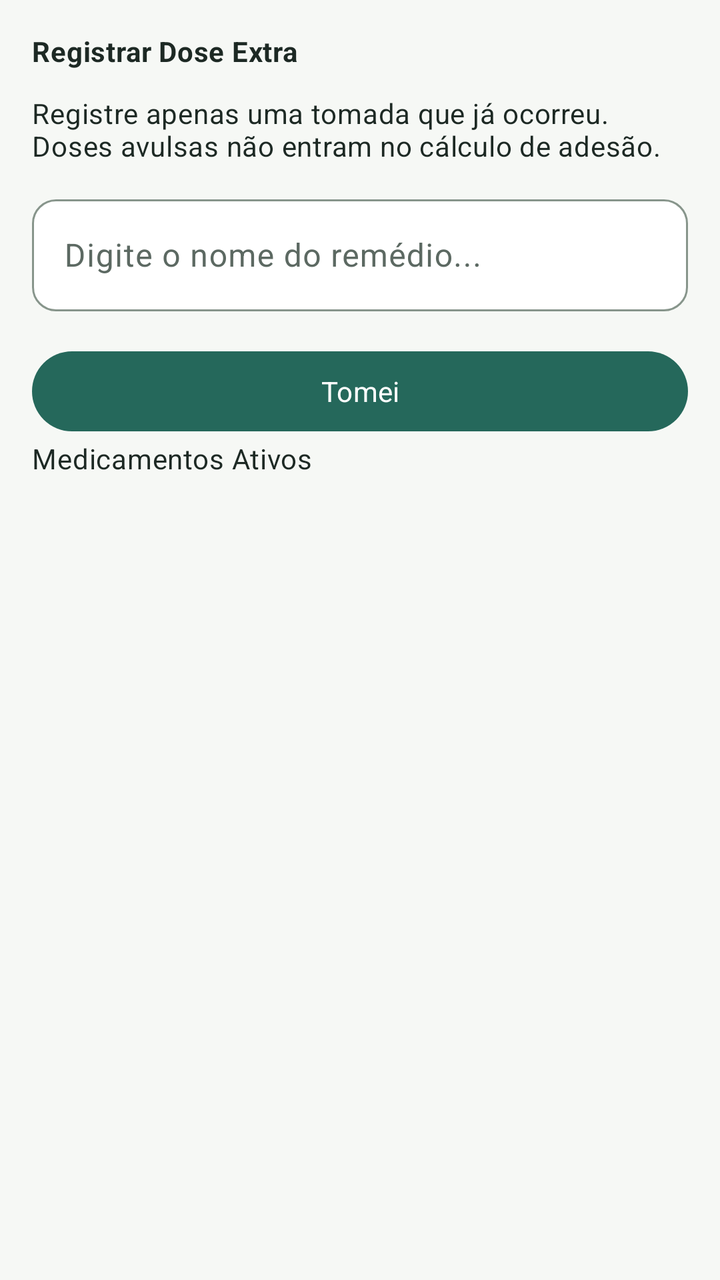
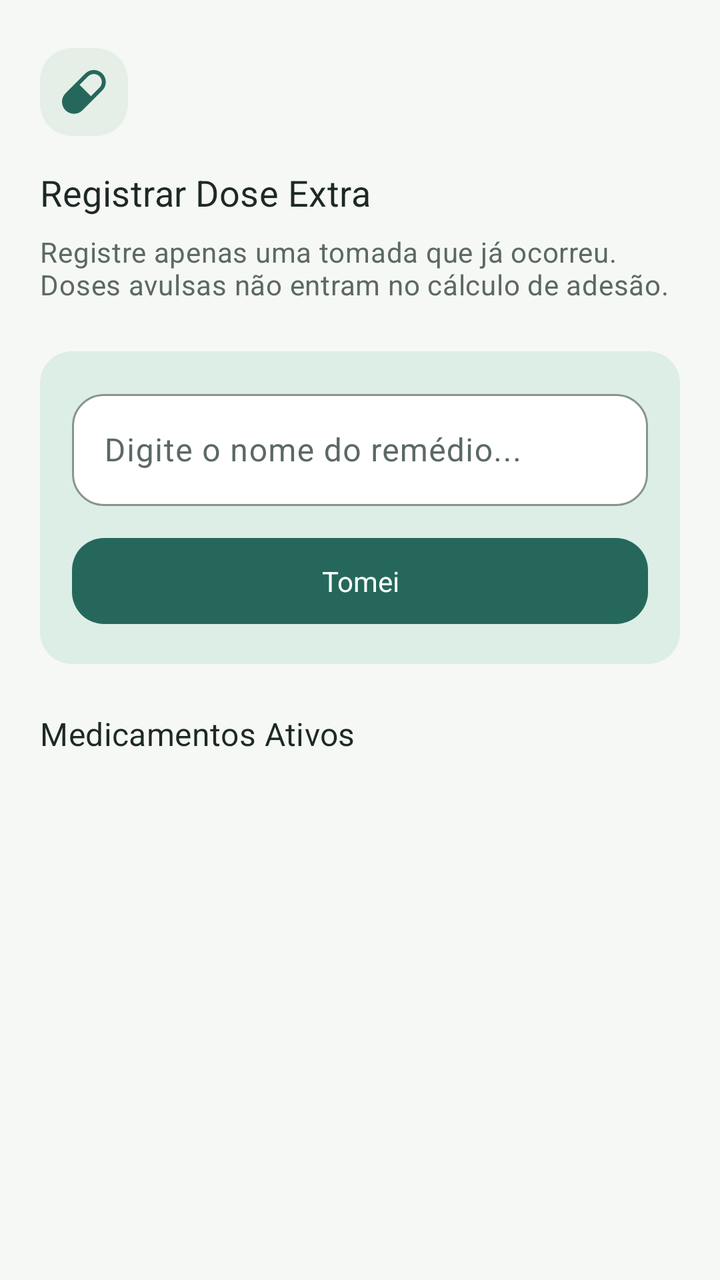

An Android layout rendered at two revisions. The XML below is the earlier revision; the diff shows what the commit changed to produce the second picture.
<!-- AndroidManifest.xml: application theme Theme.DoseCerta -->
<!-- res/layout/dialog_extra_dose.xml -->
<?xml version="1.0" ?>
<androidx.core.widget.NestedScrollView xmlns:android="http://schemas.android.com/apk/res/android" xmlns:app="http://schemas.android.com/apk/res-auto"
    android:layout_width="match_parent" android:layout_height="match_parent" android:fillViewport="false">
  <LinearLayout android:layout_width="match_parent" android:layout_height="wrap_content" android:orientation="vertical" android:padding="16dp">
    <TextView android:id="@+id/text_dialog_title" android:layout_width="match_parent" android:layout_height="wrap_content" android:text="@string/extra_dose_dialog_title" android:textAppearance="@style/TextAppearance.DoseCerta.AccessibleBody" android:layout_marginBottom="12dp" android:textStyle="bold"/>
    <TextView android:id="@+id/text_extra_hint" android:layout_width="match_parent" android:layout_height="wrap_content" android:text="@string/ui_extra_hint" android:textAppearance="@style/TextAppearance.DoseCerta.AccessibleBody" android:layout_marginBottom="12dp"/>
    <com.google.android.material.textfield.TextInputLayout android:id="@+id/input_custom" android:layout_width="match_parent" android:layout_height="wrap_content" android:layout_marginBottom="16dp" android:hint="@string/extra_dose_custom_hint">
        <com.google.android.material.textfield.TextInputEditText android:id="@+id/edit_custom_medication" android:layout_width="match_parent" android:layout_height="wrap_content" android:minHeight="56dp" android:inputType="textCapWords" android:imeOptions="actionNext"/>
    </com.google.android.material.textfield.TextInputLayout>
    <com.google.android.material.button.MaterialButton android:id="@+id/button_add_custom" android:layout_width="match_parent" android:layout_height="wrap_content" android:minHeight="48dp" android:text="@string/ui_take"/>
    <TextView android:id="@+id/text_active_title" android:layout_width="match_parent" android:layout_height="wrap_content" android:text="@string/extra_dose_active_meds" android:textAppearance="@style/TextAppearance.DoseCerta.AccessibleBody" android:layout_marginBottom="12dp"/>
    <androidx.recyclerview.widget.RecyclerView android:id="@+id/recycler_medications" android:layout_width="match_parent" android:layout_height="240dp" android:nestedScrollingEnabled="true"/>
    <TextView android:id="@+id/text_empty" android:layout_width="match_parent" android:layout_height="wrap_content" android:text="@string/extra_dose_no_medications" android:textAppearance="@style/TextAppearance.DoseCerta.AccessibleBody" android:layout_marginBottom="12dp" android:visibility="gone"/>
  </LinearLayout>
</androidx.core.widget.NestedScrollView>
<!-- resources referenced by this layout -->
<resources>
  <style name="TextAppearance.DoseCerta.AccessibleBody" parent="TextAppearance.Material3.BodyMedium">
          <item name="android:textColor">?attr/colorOnSurface</item>
      </style>
  <style name="Widget.DoseCerta.Button" parent="Widget.Material3.Button">
          <item name="android:minHeight">48dp</item>
          <item name="android:textAllCaps">false</item>
          <item name="cornerRadius">24dp</item>
      </style>
  <style name="Widget.DoseCerta.CardView" parent="Widget.Material3.CardView.Outlined">
          <item name="cardBackgroundColor">?attr/colorSurface</item>
          <item name="cardCornerRadius">16dp</item>
          <item name="cardElevation">0dp</item>
          <item name="strokeColor">?attr/colorOutlineVariant</item>
          <item name="strokeWidth">1dp</item>
      </style>
  <style name="Widget.DoseCerta.TextInput" parent="Widget.Material3.TextInputLayout.OutlinedBox">
          <item name="boxCornerRadiusTopStart">12dp</item>
          <item name="boxCornerRadiusTopEnd">12dp</item>
          <item name="boxCornerRadiusBottomStart">12dp</item>
          <item name="boxCornerRadiusBottomEnd">12dp</item>
          <item name="boxBackgroundColor">?attr/colorSurface</item>
          <item name="boxStrokeColor">@color/ui_input_stroke</item>
      </style>
  <style name="ShapeAppearance.DoseCerta.SmallComponent" parent="ShapeAppearance.Material3.SmallComponent">
          <item name="cornerSize">12dp</item>
      </style>
  <style name="ShapeAppearance.DoseCerta.MediumComponent" parent="ShapeAppearance.Material3.MediumComponent">
          <item name="cornerSize">16dp</item>
      </style>
  <!-- unchanged entries left out for length: 35 -->
</resources>

<!-- the commit's change to res/layout/dialog_extra_dose.xml (unified diff, before → after) -->
@@ -1,15 +1,29 @@
-<?xml version="1.0" ?>
+<?xml version="1.0" encoding="utf-8"?>
 <androidx.core.widget.NestedScrollView xmlns:android="http://schemas.android.com/apk/res/android" xmlns:app="http://schemas.android.com/apk/res-auto"
-    android:layout_width="match_parent" android:layout_height="match_parent" android:fillViewport="false">
-  <LinearLayout android:layout_width="match_parent" android:layout_height="wrap_content" android:orientation="vertical" android:padding="16dp">
-    <TextView android:id="@+id/text_dialog_title" android:layout_width="match_parent" android:layout_height="wrap_content" android:text="@string/extra_dose_dialog_title" android:textAppearance="@style/TextAppearance.DoseCerta.AccessibleBody" android:layout_marginBottom="12dp" android:textStyle="bold"/>
-    <TextView android:id="@+id/text_extra_hint" android:layout_width="match_parent" android:layout_height="wrap_content" android:text="@string/ui_extra_hint" android:textAppearance="@style/TextAppearance.DoseCerta.AccessibleBody" android:layout_marginBottom="12dp"/>
-    <com.google.android.material.textfield.TextInputLayout android:id="@+id/input_custom" android:layout_width="match_parent" android:layout_height="wrap_content" android:layout_marginBottom="16dp" android:hint="@string/extra_dose_custom_hint">
-        <com.google.android.material.textfield.TextInputEditText android:id="@+id/edit_custom_medication" android:layout_width="match_parent" android:layout_height="wrap_content" android:minHeight="56dp" android:inputType="textCapWords" android:imeOptions="actionNext"/>
-    </com.google.android.material.textfield.TextInputLayout>
-    <com.google.android.material.button.MaterialButton android:id="@+id/button_add_custom" android:layout_width="match_parent" android:layout_height="wrap_content" android:minHeight="48dp" android:text="@string/ui_take"/>
-    <TextView android:id="@+id/text_active_title" android:layout_width="match_parent" android:layout_height="wrap_content" android:text="@string/extra_dose_active_meds" android:textAppearance="@style/TextAppearance.DoseCerta.AccessibleBody" android:layout_marginBottom="12dp"/>
-    <androidx.recyclerview.widget.RecyclerView android:id="@+id/recycler_medications" android:layout_width="match_parent" android:layout_height="240dp" android:nestedScrollingEnabled="true"/>
-    <TextView android:id="@+id/text_empty" android:layout_width="match_parent" android:layout_height="wrap_content" android:text="@string/extra_dose_no_medications" android:textAppearance="@style/TextAppearance.DoseCerta.AccessibleBody" android:layout_marginBottom="12dp" android:visibility="gone"/>
-  </LinearLayout>
+    android:layout_width="match_parent" android:layout_height="match_parent" android:fillViewport="false" android:clipToPadding="false">
+    <LinearLayout android:layout_width="match_parent" android:layout_height="wrap_content" android:orientation="vertical"
+        android:paddingHorizontal="@dimen/ui_content_padding" android:paddingTop="@dimen/ui_page_top" android:paddingBottom="12dp">
+        <ImageView android:layout_width="44dp" android:layout_height="44dp" android:padding="10dp" android:layout_marginBottom="16dp"
+            android:src="@drawable/ic_pill" android:background="@drawable/ui_icon_container" app:tint="?attr/colorPrimary" android:importantForAccessibility="no" />
+        <TextView android:id="@+id/text_dialog_title" android:layout_width="match_parent" android:layout_height="wrap_content"
+            android:text="@string/extra_dose_dialog_title" android:textAppearance="@style/TextAppearance.DoseCerta.Section" android:accessibilityHeading="true" />
+        <TextView android:id="@+id/text_extra_hint" android:layout_width="match_parent" android:layout_height="wrap_content" android:layout_marginTop="8dp"
+            android:text="@string/ui_extra_hint" android:textAppearance="@style/TextAppearance.DoseCerta.Body" />
+        <LinearLayout android:layout_width="match_parent" android:layout_height="wrap_content" android:orientation="vertical"
+            android:layout_marginTop="24dp" android:background="@drawable/ui_form_section_tonal" android:padding="16dp">
+            <com.google.android.material.textfield.TextInputLayout android:id="@+id/input_custom" android:layout_width="match_parent" android:layout_height="wrap_content"
+                android:hint="@string/extra_dose_custom_hint">
+                <com.google.android.material.textfield.TextInputEditText android:id="@+id/edit_custom_medication" android:layout_width="match_parent" android:layout_height="wrap_content"
+                    android:minHeight="56dp" android:textSize="16sp" android:inputType="textCapWords" android:imeOptions="actionDone" />
+            </com.google.android.material.textfield.TextInputLayout>
+            <com.google.android.material.button.MaterialButton android:id="@+id/button_add_custom" android:layout_width="match_parent" android:layout_height="wrap_content"
+                android:layout_marginTop="12dp" android:minHeight="48dp" android:text="@string/ui_take" />
+        </LinearLayout>
+        <TextView android:id="@+id/text_active_title" android:layout_width="match_parent" android:layout_height="wrap_content" android:layout_marginTop="24dp"
+            android:layout_marginBottom="12dp" android:text="@string/extra_dose_active_meds" android:textAppearance="@style/TextAppearance.DoseCerta.Title" android:accessibilityHeading="true" />
+        <androidx.recyclerview.widget.RecyclerView android:id="@+id/recycler_medications" android:layout_width="match_parent" android:layout_height="280dp"
+            android:clipToPadding="false" android:nestedScrollingEnabled="true" />
+        <TextView android:id="@+id/text_empty" android:layout_width="match_parent" android:layout_height="wrap_content" android:text="@string/extra_dose_no_medications"
+            android:textAppearance="@style/TextAppearance.DoseCerta.Body" android:layout_marginBottom="12dp" android:visibility="gone" />
+    </LinearLayout>
 </androidx.core.widget.NestedScrollView>
<!-- resource entries referenced after the edit -->
@@ -1,34 +1,78 @@
 <!-- resources referenced by this layout -->
 <resources>
-  <style name="TextAppearance.DoseCerta.AccessibleBody" parent="TextAppearance.Material3.BodyMedium">
+  <dimen name="ui_content_padding">20dp</dimen>
+  <dimen name="ui_page_top">24dp</dimen>
+  <!-- drawable ic_pill (drawable) -->
+  <vector xmlns:android="http://schemas.android.com/apk/res/android" xmlns:aapt="http://schemas.android.com/aapt"
+      android:viewportWidth="24"
+      android:viewportHeight="24"
+      android:width="24dp"
+      android:height="24dp">
+      <path
+          android:pathData="M12.6569 2.75736C15 0.414213 18.799 0.414214 21.1421 2.75736C23.4853 5.1005 23.4853 8.8995 21.1421 11.2426L11.2426 21.1421C8.89949 23.4853 5.1005 23.4853 2.75736 21.1421C0.414214 18.799 0.414213 15 2.75736 12.6569L12.6569 2.75736ZM19.7279 9.82843L15.4853 14.0711L9.82843 8.41421L14.0711 4.17157C15.6332 2.60948 18.1658 2.60948 19.7279 4.17157C21.29 5.73367 21.29 8.26633 19.7279 9.82843Z"
+          android:fillType="evenOdd"
+          android:fillColor="#000000" />
+  </vector>
+  <!-- drawable ui_form_section_tonal (drawable) -->
+  <?xml version="1.0" encoding="utf-8"?>
+  <shape xmlns:android="http://schemas.android.com/apk/res/android" android:shape="rectangle">
+      <solid android:color="@color/ui_primary_container" />
+      <corners android:radius="16dp" />
+  </shape>
+  <!-- drawable ui_icon_container (drawable) -->
+  <?xml version="1.0" encoding="utf-8"?>
+  <shape xmlns:android="http://schemas.android.com/apk/res/android"><solid android:color="?attr/colorSecondaryContainer" /><corners android:radius="16dp" /></shape>
+  <style name="TextAppearance.DoseCerta.Body" parent="TextAppearance.Material3.BodyMedium">
+          <item name="android:textColor">?attr/colorOnSurfaceVariant</item>
+          <item name="android:textSize">14sp</item>
+          <item name="android:lineSpacingExtra">3dp</item>
+      </style>
+  <style name="TextAppearance.DoseCerta.Section" parent="TextAppearance.Material3.TitleMedium">
+          <item name="android:textSize">18sp</item>
           <item name="android:textColor">?attr/colorOnSurface</item>
+          <item name="android:fontFamily">sans-serif-medium</item>
+      </style>
+  <style name="TextAppearance.DoseCerta.Title" parent="TextAppearance.Material3.TitleMedium">
+          <item name="android:textSize">16sp</item>
+          <item name="android:textColor">?attr/colorOnSurface</item>
+          <item name="android:fontFamily">sans-serif-medium</item>
       </style>
   <style name="Widget.DoseCerta.Button" parent="Widget.Material3.Button">
           <item name="android:minHeight">48dp</item>
           <item name="android:textAllCaps">false</item>
-          <item name="cornerRadius">24dp</item>
+          <item name="cornerRadius">@dimen/button_corner_radius</item>
+          <item name="android:textAppearance">@style/TextAppearance.DoseCerta.Action</item>
+          <item name="android:paddingTop">12dp</item>
+          <item name="android:paddingBottom">12dp</item>
       </style>
   <style name="Widget.DoseCerta.CardView" parent="Widget.Material3.CardView.Outlined">
           <item name="cardBackgroundColor">?attr/colorSurface</item>
-          <item name="cardCornerRadius">16dp</item>
+          <item name="cardCornerRadius">@dimen/card_corner_radius</item>
           <item name="cardElevation">0dp</item>
           <item name="strokeColor">?attr/colorOutlineVariant</item>
           <item name="strokeWidth">1dp</item>
       </style>
   <style name="Widget.DoseCerta.TextInput" parent="Widget.Material3.TextInputLayout.OutlinedBox">
-          <item name="boxCornerRadiusTopStart">12dp</item>
-          <item name="boxCornerRadiusTopEnd">12dp</item>
-          <item name="boxCornerRadiusBottomStart">12dp</item>
-          <item name="boxCornerRadiusBottomEnd">12dp</item>
+          <item name="boxCornerRadiusTopStart">16dp</item>
+          <item name="boxCornerRadiusTopEnd">16dp</item>
+          <item name="boxCornerRadiusBottomStart">16dp</item>
+          <item name="boxCornerRadiusBottomEnd">16dp</item>
           <item name="boxBackgroundColor">?attr/colorSurface</item>
           <item name="boxStrokeColor">@color/ui_input_stroke</item>
       </style>
   <style name="ShapeAppearance.DoseCerta.SmallComponent" parent="ShapeAppearance.Material3.SmallComponent">
-          <item name="cornerSize">12dp</item>
+          <item name="cornerSize">16dp</item>
       </style>
   <style name="ShapeAppearance.DoseCerta.MediumComponent" parent="ShapeAppearance.Material3.MediumComponent">
-          <item name="cornerSize">16dp</item>
+          <item name="cornerSize">@dimen/card_corner_radius</item>
       </style>
+  <dimen name="button_corner_radius">16dp</dimen>
+  <style name="TextAppearance.DoseCerta.Action" parent="TextAppearance.Material3.LabelLarge">
+          <item name="android:fontFamily">sans-serif-medium</item>
+          <item name="android:textSize">14sp</item>
+          <item name="android:letterSpacing">0</item>
+      </style>
+  <dimen name="card_corner_radius">22dp</dimen>
   <!-- unchanged entries left out for length: 35 -->
 </resources>
 
